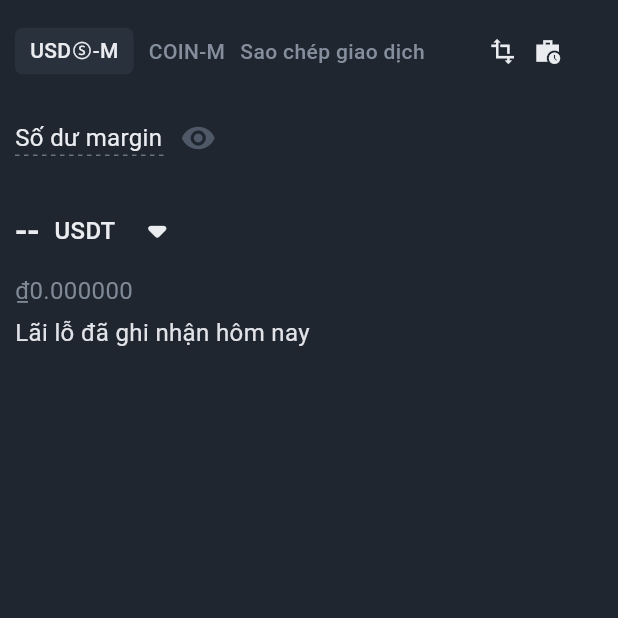
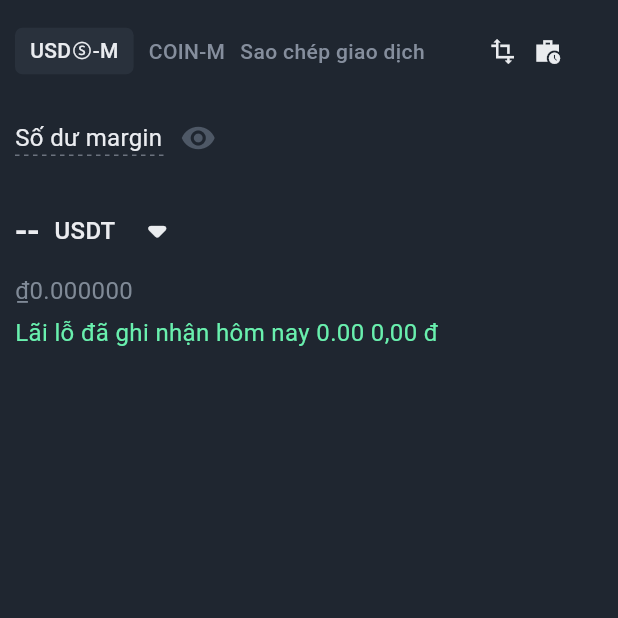
Before and after one commit to Huyyyyyyyy/crypto_currency, a Flutter app: the FuturesWallet screen opened directly, on a phone screen of 412 x 824 dp, the top half of it. Run offline on Flutter 3.47's test engine with Material 3 defaults, Android fonts, the phone set to English and light mode, and no system bars; our stand-ins replace shared_preferences, sqflite; accounts and stored records are empty; network calls fail.

Commit message:
feat : add new object (config data )

```diff
--- a/lib/db/sqlite_configuration/sqlite_config.dart
+++ b/lib/db/sqlite_configuration/sqlite_config.dart
@@ -38,7 +38,7 @@ class SQLiteConfiguration {
 
   void _onUpgrade(Database db, int oldVersion, int newVersion) async{
     if (oldVersion < newVersion) {
-      await db.execute("ALTER TABLE accounts RENAME COLUMN ""user_name"" TO username");
+      // await db.execute("ALTER TABLE accounts RENAME COLUMN ""user_name"" TO username");
     }
   }
 }
--- a/lib/model/account_stream/account_data.dart
+++ b/lib/model/account_stream/account_data.dart
@@ -15,7 +15,8 @@ class AccountData with ChangeNotifier {
   String totalInitialMargin = '0.0';
   String totalMaintMargin = '0.0';
   String totalMarginBalance = '0.0';
-  String crossUnPnl = '0.0';
+  String totalUnrealizedProfit = '0.0';
+  String totalCrossUnPnl = '0.0';
   String availableBalance = '0.0';
   String maxWithdrawAmount = '0.0';
   String marginAvailable = '';
@@ -101,6 +102,8 @@ class AccountData with ChangeNotifier {
     totalMarginBalance = jsonData['result']['totalMarginBalance'];
     totalMaintMargin = jsonData['result']['totalMaintMargin'];
     totalInitialMargin = jsonData['result']['totalInitialMargin'];
+    totalUnrealizedProfit = jsonData['result']['totalUnrealizedProfit'];
+    totalCrossUnPnl = jsonData['result']['totalCrossUnPnl'];
     marginRatio = BinanceAPI.calculateMarginRatio(double.parse(totalMaintMargin), double.parse(totalMarginBalance));
   }
 
--- a/lib/services/trade_service/trade_function.dart
+++ b/lib/services/trade_service/trade_function.dart
@@ -8,7 +8,6 @@ import 'package:crypto_currency/model/position_stream/positions_stream.dart';
 import 'package:crypto_currency/services/trade_service/filter_variables.dart';
 import 'package:crypto_currency/services/web_socket_configuration/websocket_manager.dart';
 import 'package:http/http.dart' as http;
-import 'package:path/path.dart';
 import 'package:sqflite/sqflite.dart';
 import 'package:uuid/uuid.dart';
 
--- a/lib/view/components/wallet_page/futures_wallet/future-wallet.dart
+++ b/lib/view/components/wallet_page/futures_wallet/future-wallet.dart
@@ -34,6 +34,7 @@ class _FuturesWalletState extends State<FuturesWallet> with SingleTickerProvider
     return Consumer2<FuturesData, AccountData>(
       builder: (context, futuresData, accountData, _) {
         String formattedPriceVnd ='₫ ${CryptoTile.getFormattedPriceVND(accountData.totalMarginBalance,23000)}';
+        String formattedPercentagePnl =CryptoTile.getFormattedPriceVND(accountData.totalCrossUnPnl,23000);
         return Scaffold(
           backgroundColor: const Color(0xFF1F2630),
           appBar: null, // Remove the default app bar
@@ -188,15 +189,17 @@ class _FuturesWalletState extends State<FuturesWallet> with SingleTickerProvider
                   ],
                 ),
               ),
-              const Padding(
-                padding: EdgeInsets.fromLTRB(10, 5, 10, 0),
+              Padding(
+                padding: const EdgeInsets.fromLTRB(10, 5, 10, 0),
                 child: Row(
                   mainAxisAlignment: MainAxisAlignment.start,
                   children: [
                     Text(
-                      'Lãi lỗ đã ghi nhận hôm nay',
+                      'Lãi lỗ đã ghi nhận hôm nay '
+                        '${double.parse(accountData.totalCrossUnPnl).toStringAsFixed(2)} '
+                          '$formattedPercentagePnl',
                       style: TextStyle(
-                        color: Color(0xFFE1E3E8),
+                        color: (double.parse(accountData.totalCrossUnPnl)) >= 0 ? Colors.greenAccent : Colors.redAccent ,
                         fontWeight: FontWeight.w400,
                         fontSize: 16
                       ),
--- a/lib/view/components/wallet_page/wallet-page.dart
+++ b/lib/view/components/wallet_page/wallet-page.dart
@@ -112,7 +112,7 @@ class _WalletPageState extends State<WalletPage> with SingleTickerProviderStateM
             child: TabBarView(
               controller: _tabController,
               children: const [
-                Center(child: Text('Tài khoản')),
+                Center(child: Text('Tổng quan về tài khoản')),
                 Center(child: Text('Giao ngay')),
                 Center(child: Text('Funding')),
                 Center(child: Text('Earn')),
```
